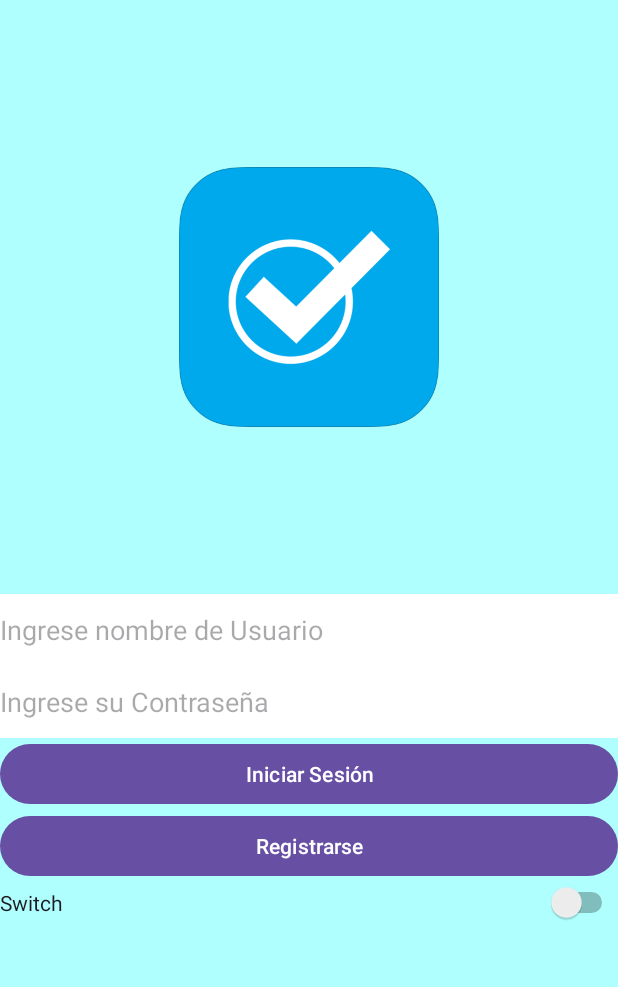
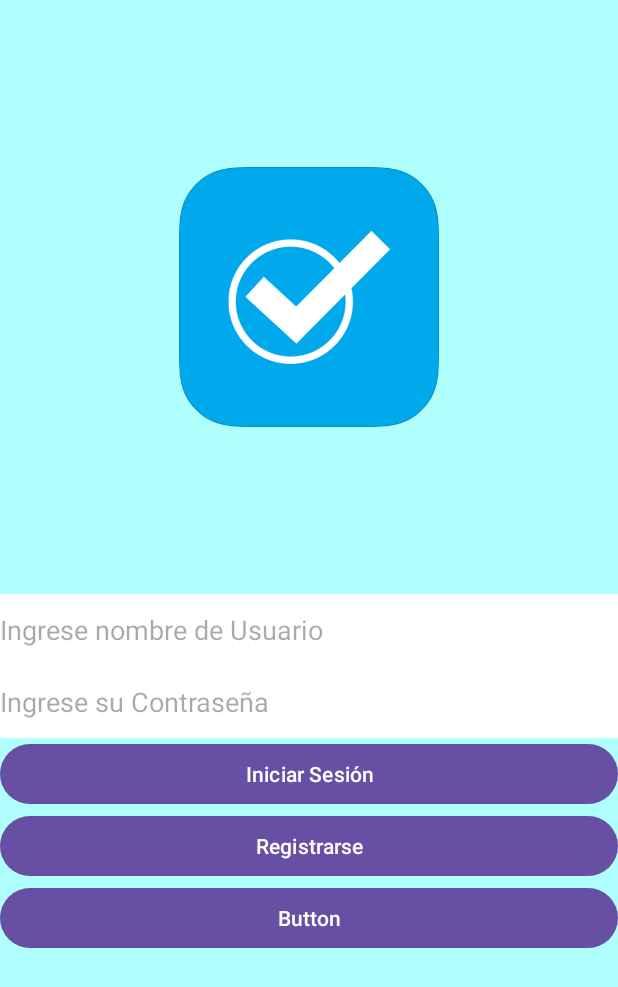
Before and after one commit to Alastor003/TaskApp, an Android app: the screen it shows after launch (MainActivity), on a phone screen of 412 x 824 dp. Shown: the top 987 px of the screen. Run offline under Robolectric (Android 15) with nearby library versions, the phone set to English and light mode, and no system bars.

Commit message:
Se agregó un Button.

```diff
--- a/app/src/main/res/layout/activity_main.xml
+++ b/app/src/main/res/layout/activity_main.xml
@@ -70,11 +70,11 @@
             app:layout_constraintTop_toBottomOf="@+id/iniciar"
             app:layout_constraintVertical_bias="0.5" />
 
-        <Switch
-            android:id="@+id/switch1"
+        <Button
+            android:id="@+id/button"
             android:layout_width="match_parent"
             android:layout_height="wrap_content"
-            android:text="Switch" />
+            android:text="Button" />
 
     </LinearLayout>
 
```
